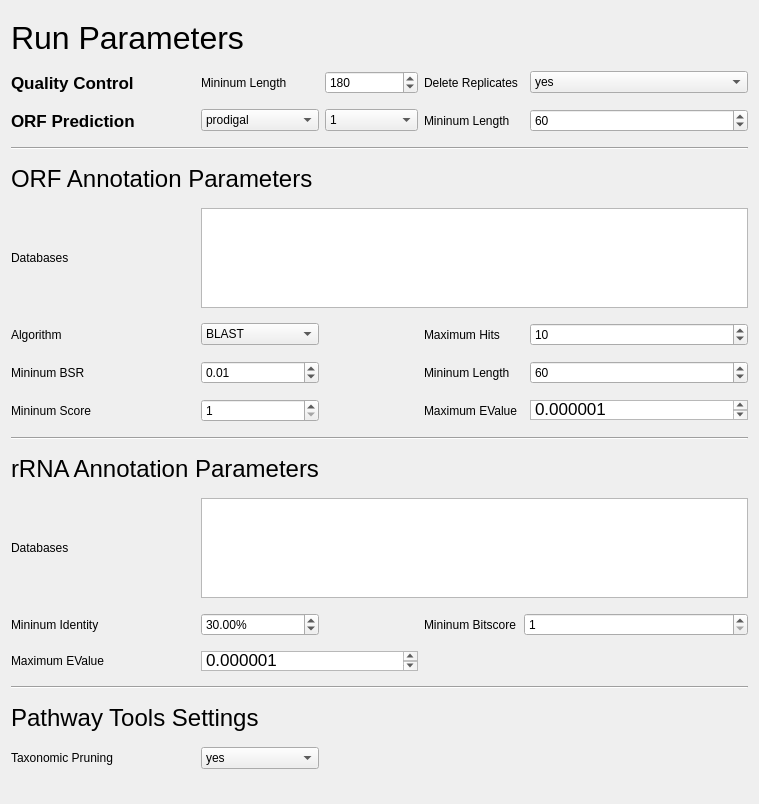
This is tabs/SettingsTab.ui in hallamlab/MetaPathwaysGUI as Qt 5 draws it before an edit. The edited form follows.
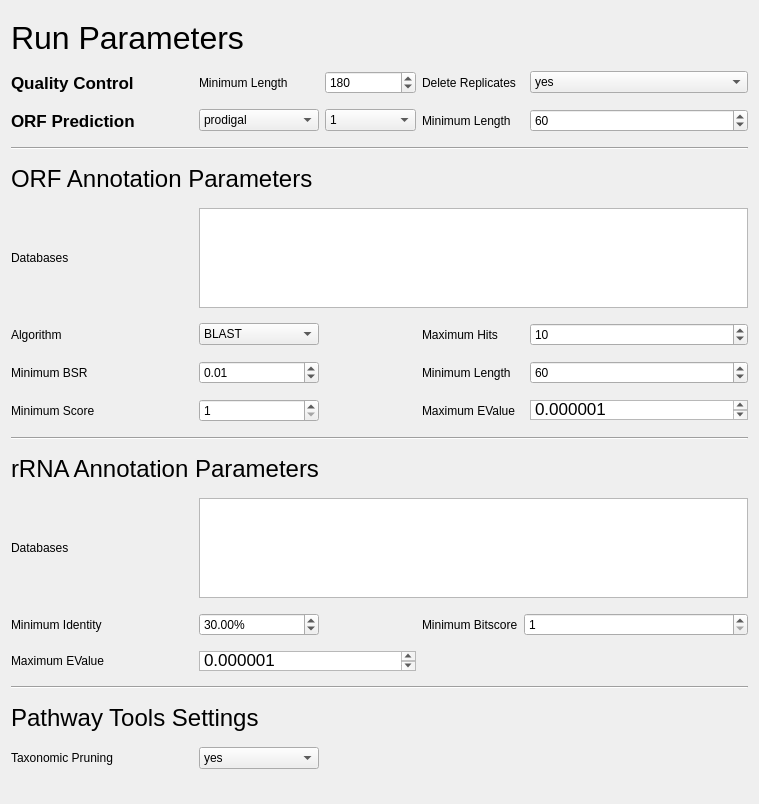
This is the edited form.

```diff
--- a/tabs/SettingsTab.ui
+++ b/tabs/SettingsTab.ui
@@ -190,21 +190,21 @@
    <item row="13" column="3">
     <widget class="QLabel" name="label_19">
      <property name="text">
-      <string>Mininum Bitscore</string>
+      <string>Minimum Bitscore</string>
      </property>
     </widget>
    </item>
    <item row="7" column="0">
     <widget class="QLabel" name="label_10">
      <property name="text">
-      <string>Mininum BSR</string>
+      <string>Minimum BSR</string>
      </property>
     </widget>
    </item>
    <item row="8" column="0">
     <widget class="QLabel" name="label_12">
      <property name="text">
-      <string>Mininum Score</string>
+      <string>Minimum Score</string>
      </property>
     </widget>
    </item>
@@ -241,7 +241,7 @@
    <item row="7" column="3">
     <widget class="QLabel" name="label_13">
      <property name="text">
-      <string>Mininum Length</string>
+      <string>Minimum Length</string>
      </property>
     </widget>
    </item>
@@ -309,7 +309,7 @@
    <item row="13" column="0">
     <widget class="QLabel" name="label_18">
      <property name="text">
-      <string>Mininum Identity         </string>
+      <string>Minimum Identity         </string>
      </property>
     </widget>
    </item>
@@ -388,7 +388,7 @@
       </sizepolicy>
      </property>
      <property name="text">
-      <string>Mininum Length</string>
+      <string>Minimum Length</string>
      </property>
     </widget>
    </item>
@@ -461,7 +461,7 @@
    <item row="2" column="3" colspan="2">
     <widget class="QLabel" name="label_6">
      <property name="text">
-      <string>Mininum Length</string>
+      <string>Minimum Length</string>
      </property>
     </widget>
    </item>
```
